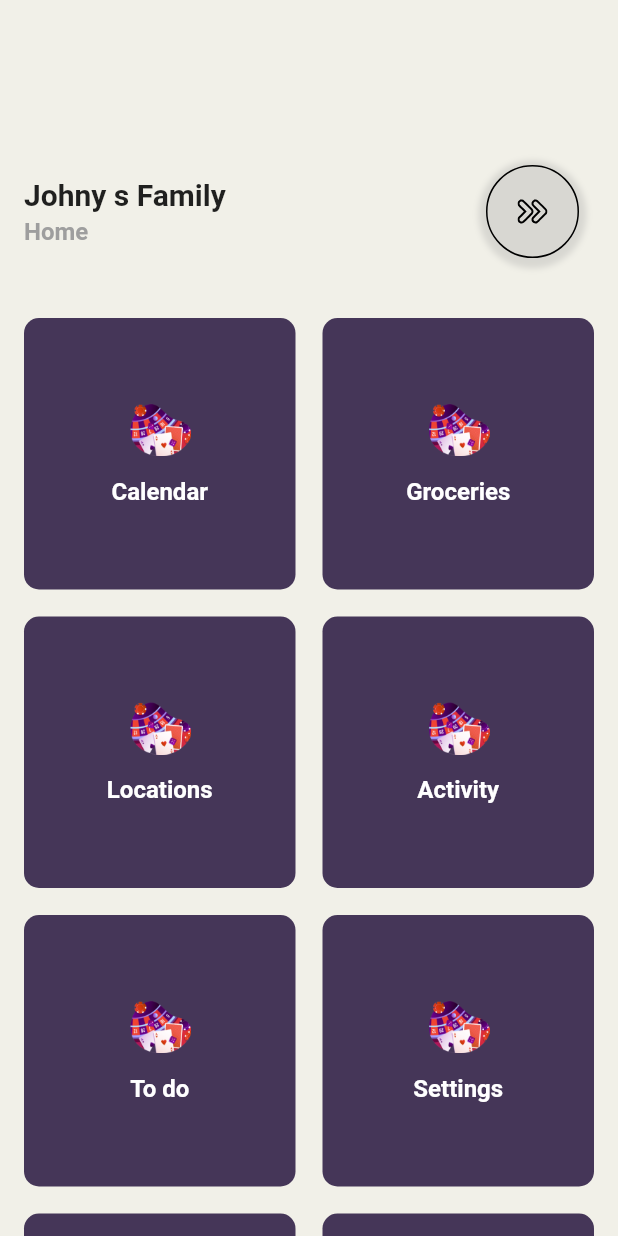
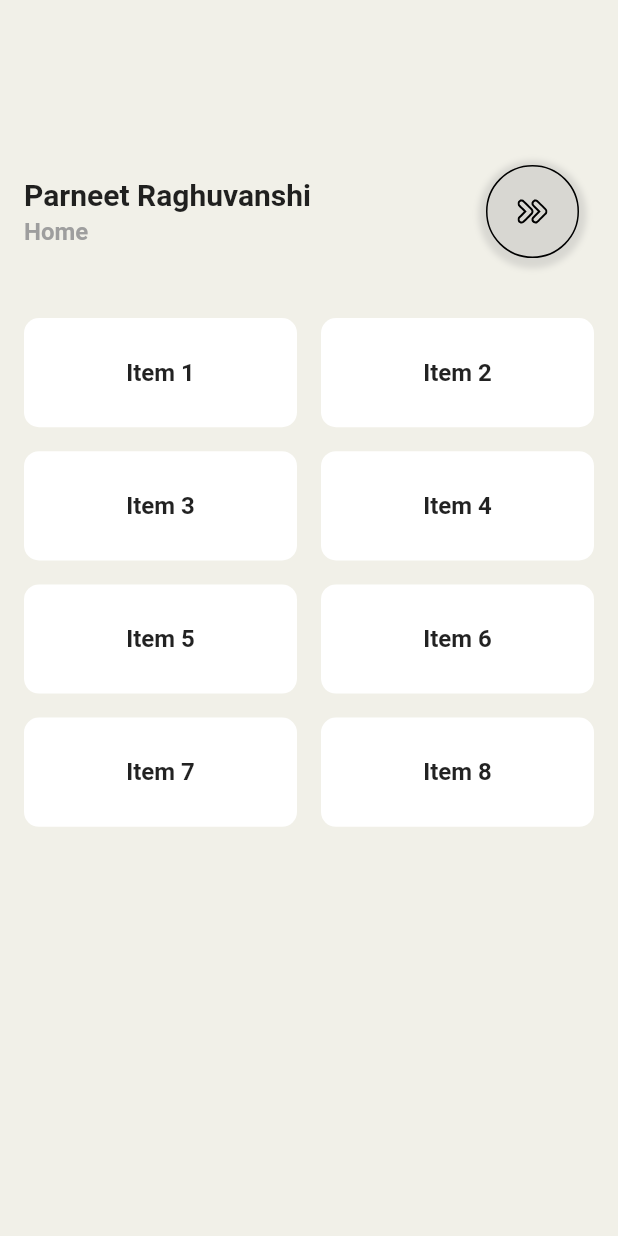
Before and after one commit to imshivamdwivedi/Buddy, a Flutter app: the UserGenre screen opened by its route, on a phone screen of 412 x 824 dp. Run offline on Flutter 3.47's test engine with Material 2 defaults, Android fonts, the phone set to English and light mode, and no system bars; our stand-ins replace firebase_auth, firebase_core, firebase_database, flutter_svg, liquid_swipe; accounts and stored records are empty.

Commit message:
Completed User Genre Section and Added Email Firebase Authentication

```diff
--- a/lib/components/social_icons.dart
+++ b/lib/components/social_icons.dart
@@ -3,13 +3,14 @@ import 'package:flutter_svg/flutter_svg.dart';
 
 class SocalIcon extends StatelessWidget {
   final String iconSrc;
+  final Function onPressed;
 
-  SocalIcon({required this.iconSrc});
+  SocalIcon({required this.iconSrc, required this.onPressed});
 
   @override
   Widget build(BuildContext context) {
     return GestureDetector(
-      onTap: () {},
+      onTap: () => onPressed(),
       child: Container(
         margin: EdgeInsets.symmetric(horizontal: 10),
         padding: EdgeInsets.all(20),
--- a/lib/user/grid_dashboard.dart
+++ b/lib/user/grid_dashboard.dart
@@ -1,136 +1,96 @@
+import 'package:buddy/user/item_model.dart';
+import 'package:firebase_database/firebase_database.dart';
 import 'package:flutter/material.dart';
 
-class GridDashboard extends StatelessWidget {
-  Items item1 = new Items(
-      title: "Calendar",
-      subtitle: "March, Wednesday",
-      event: "3 Events",
-      img: "assets/images/firstImage.png");
+final List<ItemModel> myList = [
+  ItemModel(
+    text: 'Item 1',
+  ),
+  ItemModel(
+    text: 'Item 2',
+  ),
+  ItemModel(
+    text: 'Item 3',
+  ),
+  ItemModel(
+    text: 'Item 4',
+  ),
+  ItemModel(
+    text: 'Item 5',
+  ),
+  ItemModel(
+    text: 'Item 6',
+  ),
+  ItemModel(
+    text: 'Item 7',
+  ),
+  ItemModel(
+    text: 'Item 8',
+  )
+];
 
-  Items item2 = new Items(
-    title: "Groceries",
-    subtitle: "Bocali, Apple",
-    event: "4 Items",
-    img: "assets/images/firstImage.png",
-  );
-  Items item3 = new Items(
-    title: "Locations",
-    subtitle: "Lucy Mao going to Office",
-    event: "3 Events",
-    img: "assets/images/firstImage.png",
-  );
-  Items item4 = new Items(
-    title: "Activity",
-    subtitle: "Rose favirited your Post",
-    event: "3 Events",
-    img: "assets/images/firstImage.png",
-  );
-  Items item5 = new Items(
-    title: "To do",
-    subtitle: "Homework, Design",
-    event: "4 Items",
-    img: "assets/images/firstImage.png",
-  );
-  Items item6 = new Items(
-    title: "Settings",
-    subtitle: "Homework, Design",
-    event: "2 Items",
-    img: "assets/images/firstImage.png",
-  );
-  Items item7 = new Items(
-    title: "Settings",
-    subtitle: "Homework, Design",
-    event: "2 Items",
-    img: "assets/images/firstImage.png",
-  );
-  Items item8 = new Items(
-    title: "Settings",
-    subtitle: "Homework, Design",
-    event: "2 Items",
-    img: "assets/images/firstImage.png",
-  );
+final _databaseReference = FirebaseDatabase.instance.reference().child('Items');
+//final List<ItemModel> myList = [];
 
+void initList() {
+  _databaseReference.once().then((value) {
+    /*Map<String, dynamic> map = value.value;
+    map.forEach((key, value) {
+      print(value);
+      //myList.add(ItemModel.fromJson(value));
+    });*/
+    print(value);
+  });
+}
+
+class GridDashboard extends StatefulWidget {
+  @override
+  _GridDashboardState createState() => _GridDashboardState();
+}
+
+class _GridDashboardState extends State<GridDashboard> {
   @override
   Widget build(BuildContext context) {
-    List<Items> myList = [
-      item1,
-      item2,
-      item3,
-      item4,
-      item5,
-      item6,
-      item7,
-      item8,
-    ];
-    var color = 0xff453658;
+    initList();
+
+    void _togglePress(String title) {
+      setState(() {
+        print('tapped');
+        final _toggle =
+            myList.firstWhere((element) => element.text == title).isSelected;
+        myList.firstWhere((element) => element.text == title).isSelected =
+            !_toggle;
+      });
+    }
+
     return Flexible(
       child: GridView.count(
-          childAspectRatio: 1.0,
+          childAspectRatio: 5 / 2,
           padding: EdgeInsets.only(left: 16, right: 16, bottom: 16),
           crossAxisCount: 2,
-          crossAxisSpacing: 18,
-          mainAxisSpacing: 18,
+          crossAxisSpacing: 16,
+          mainAxisSpacing: 16,
           children: myList.map((data) {
-            return Container(
-              decoration: BoxDecoration(
-                  color: Color(color), borderRadius: BorderRadius.circular(10)),
-              child: Column(
-                mainAxisAlignment: MainAxisAlignment.center,
-                children: <Widget>[
-                  Image.asset(
-                    data.img,
-                    width: 42,
-                  ),
-                  SizedBox(
-                    height: 14,
-                  ),
-                  Text(
-                    data.title,
+            return InkWell(
+              onTap: () => _togglePress(data.text),
+              child: Container(
+                decoration: BoxDecoration(
+                  color: data.isSelected ? Colors.black87 : Colors.white,
+                  borderRadius: BorderRadius.circular(10),
+                ),
+                child: Center(
+                  child: Text(
+                    data.text,
                     style: TextStyle(
-                      color: Colors.white,
+                      color: data.isSelected ? Colors.white : Colors.black87,
                       fontSize: 16,
                       fontWeight: FontWeight.w600,
                     ),
                   ),
-                  /*SizedBox(
-                    height: 8,
-                  ),
-                  Text(
-                    data.subtitle,
-                    style: TextStyle(
-                      color: Colors.white38,
-                      fontSize: 10,
-                      fontWeight: FontWeight.w600,
-                    ),
-                  ),*/
-                  /*SizedBox(
-                    height: 14,
-                  ),
-                  Text(
-                    data.event,
-                    style: TextStyle(
-                      color: Colors.white70,
-                      fontSize: 11,
-                      fontWeight: FontWeight.w600,
-                    ),
-                  ),*/
-                ],
+                ),
               ),
             );
           }).toList()),
     );
   }
 }
-
-class Items {
-  String title;
-  String subtitle;
-  String event;
-  String img;
-  Items({
-    required this.title,
-    required this.subtitle,
-    required this.event,
-    required this.img,
-  });
-}
--- a/lib/user/user_genre.dart
+++ b/lib/user/user_genre.dart
@@ -22,7 +22,7 @@ class UserGenre extends StatelessWidget {
                   crossAxisAlignment: CrossAxisAlignment.start,
                   children: <Widget>[
                     Text(
-                      "Johny s Family",
+                      "Parneet Raghuvanshi",
                       style: TextStyle(
                         color: Colors.black87,
                         fontSize: 20,
@@ -42,14 +42,17 @@ class UserGenre extends StatelessWidget {
                     ),
                   ],
                 ),
-                SocalIcon(iconSrc: 'assets/icons/next.svg'),
+                SocalIcon(
+                  onPressed: () {},
+                  iconSrc: 'assets/icons/next.svg',
+                ),
               ],
             ),
           ),
           SizedBox(
             height: 40,
           ),
-          GridDashboard()
+          GridDashboard(),
         ],
       ),
     );
--- a/pubspec.yaml
+++ b/pubspec.yaml
@@ -24,9 +24,11 @@ dependencies:
   flutter:
     sdk: flutter
   liquid_swipe: ^2.1.0
-  supabase: ^0.0.1-dev.24
   flutter_svg: ^0.22.0
-  injector: ^2.0.0
+  firebase_database: ^7.1.1
+  firebase_core: ^1.3.0
+  firebase_auth: ^2.0.0
+  provider: ^5.0.0
 
   # The following adds the Cupertino Icons font to your application.
   # Use with the CupertinoIcons class for iOS style icons.
```
Also changed, not shown: lib/auth/forget-password.dart (+11 -6 lines), lib/auth/sign_in.dart (+51 -5 lines), lib/auth/sign_up.dart (+80 -5 lines), lib/components/rounded_button.dart (+6 -2 lines), lib/components/rounded_input_field.dart (+8 -2 lines), lib/main.dart (+28 -21 lines), lib/user/item_model.dart (added, +19 -0 lines), lib/user/user_model.dart (added, +25 -0 lines), pubspec.lock, 3 other files.
